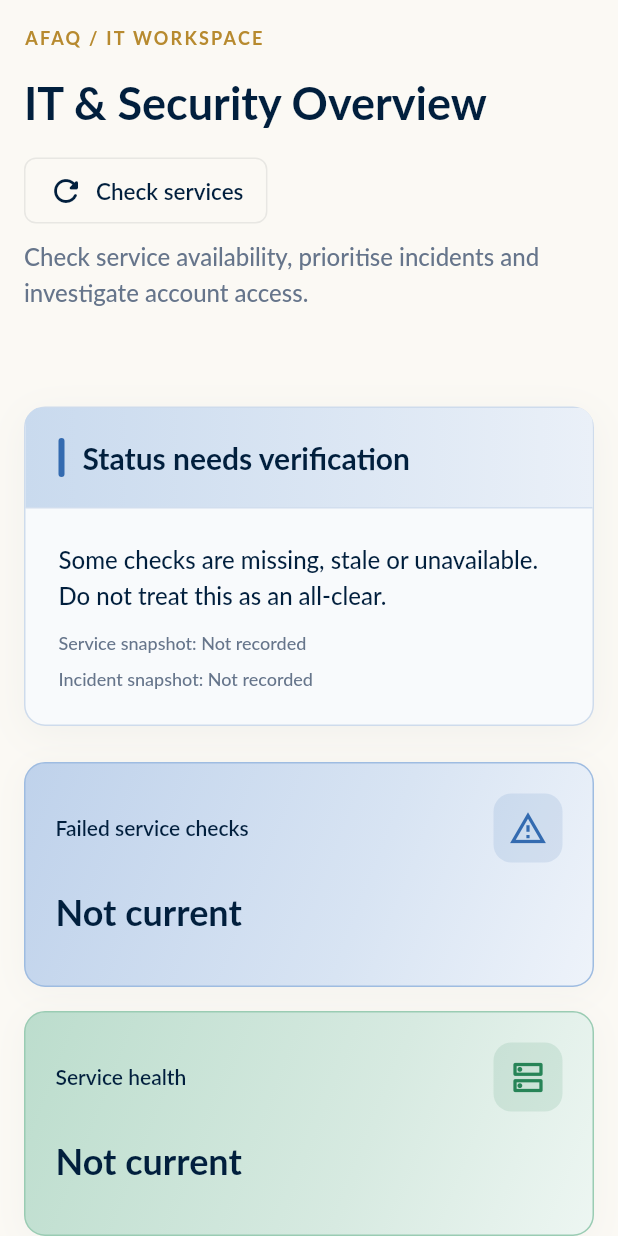
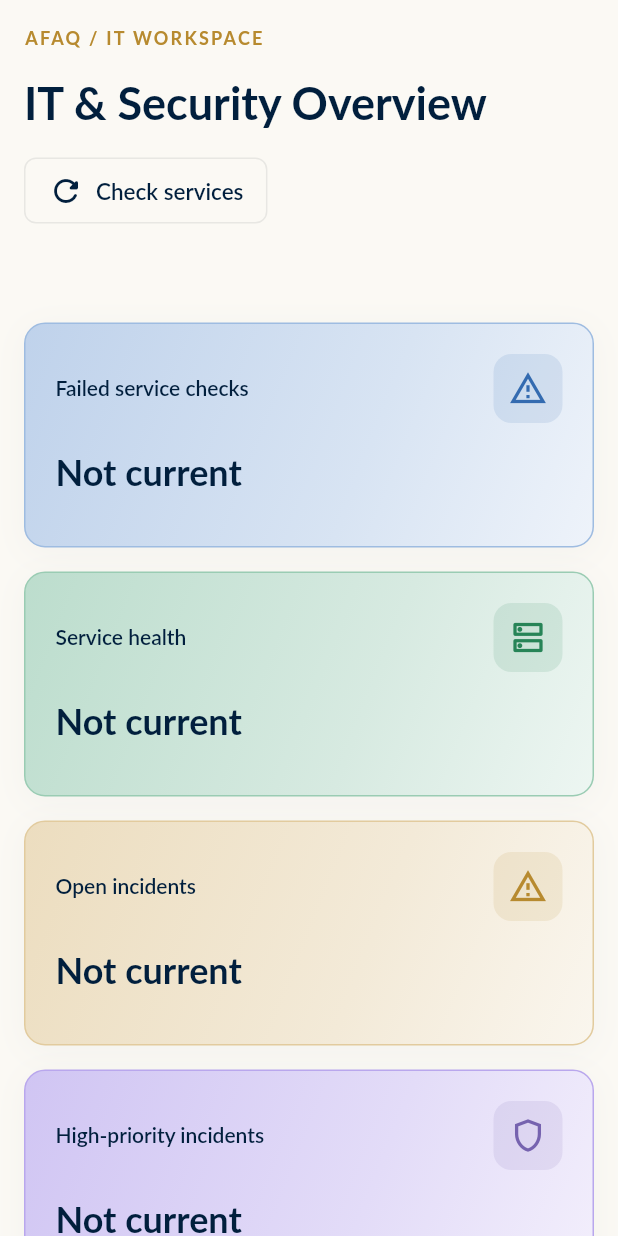
Before and after one commit to jemsi-442/madrasa, a Flutter app: the PlatformItDashboard widget shown alone on an empty page, opened directly with empty values, on a phone screen of 412 x 824 dp. Run offline on Flutter 3.47's test engine with Material 3 defaults, Android fonts, the phone set to English and light mode, and no system bars; our stand-ins replace font_awesome_flutter, video_player, web, webview_flutter; missing offline and left inert: dart:js_interop, dart:ui_web, pdfrx.

Commit message:
Remove verbose IT overview summary banner

```diff
--- a/frontend/lib/src/platform_it_dashboard.dart
+++ b/frontend/lib/src/platform_it_dashboard.dart
@@ -481,11 +481,6 @@ class _PlatformItDashboardState extends State<PlatformItDashboard> {
                 ),
               ],
             ),
-            const SizedBox(height: 8),
-            const Text(
-              'Check service availability, prioritise incidents and investigate account access.',
-              style: TextStyle(color: AfaqDesign.muted, height: 1.5),
-            ),
             if (busy)
               const Padding(
                 padding: EdgeInsets.only(top: 16),
@@ -502,48 +497,6 @@ class _PlatformItDashboardState extends State<PlatformItDashboard> {
                   ),
                 ),
               ),
-            const SizedBox(height: 24),
-            ItSectionPanel(
-              accent: needsAction
-                  ? AfaqDesign.gold
-                  : statusKnown
-                  ? const Color(0xff278457)
-                  : const Color(0xff346bb0),
-              title: needsAction
-                  ? 'Action required'
-                  : statusKnown
-                  ? 'No open issues in current checks'
-                  : 'Status needs verification',
-              child: Column(
-                crossAxisAlignment: CrossAxisAlignment.start,
-                children: [
-                  Text(
-                    needsAction
-                        ? 'Start with failed services and open incidents below.'
-                        : statusKnown
-                        ? 'Database and Redis checks passed; no open incidents were reported.'
-                        : 'Some checks are missing, stale or unavailable. Do not treat this as an all-clear.',
-                    style: const TextStyle(color: AfaqDesign.ink, height: 1.5),
-                  ),
-                  const SizedBox(height: 10),
-                  Text(
-                    'Service snapshot: ${itTimestamp(widget.snapshot?['checkedAt'])}',
-                    style: const TextStyle(
-                      color: AfaqDesign.muted,
-                      fontSize: 12,
-                    ),
-                  ),
-                  const SizedBox(height: 6),
-                  Text(
-                    'Incident snapshot: ${itTimestamp(incidents is Map ? incidents['checkedAt'] : null)}',
-                    style: const TextStyle(
-                      color: AfaqDesign.muted,
-                      fontSize: 12,
-                    ),
-                  ),
-                ],
-              ),
-            ),
             const SizedBox(height: 24),
             Wrap(
               spacing: 16,
```
Also changed, not shown: 1 other file.
